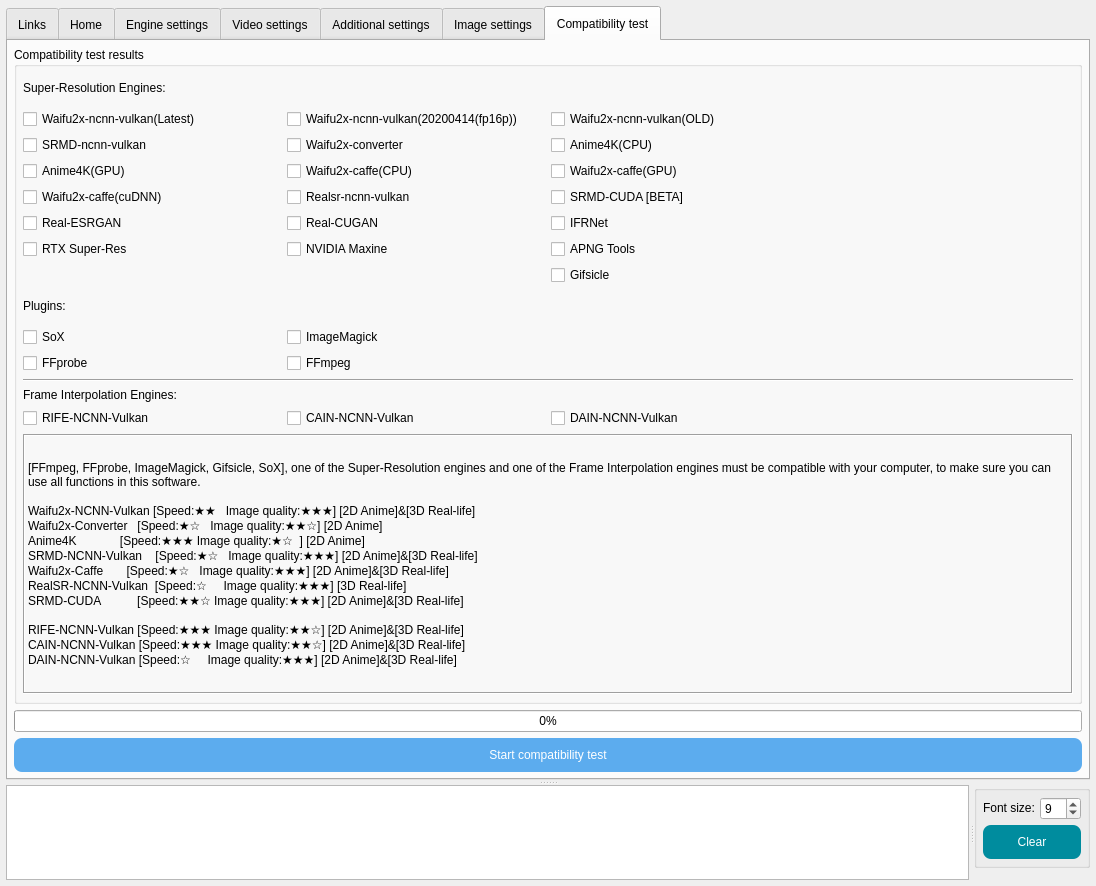
Old version of the form src/image2x-ui/app/mainwindow.ui in the repository AIPBS/image2x-Extension-GUI.
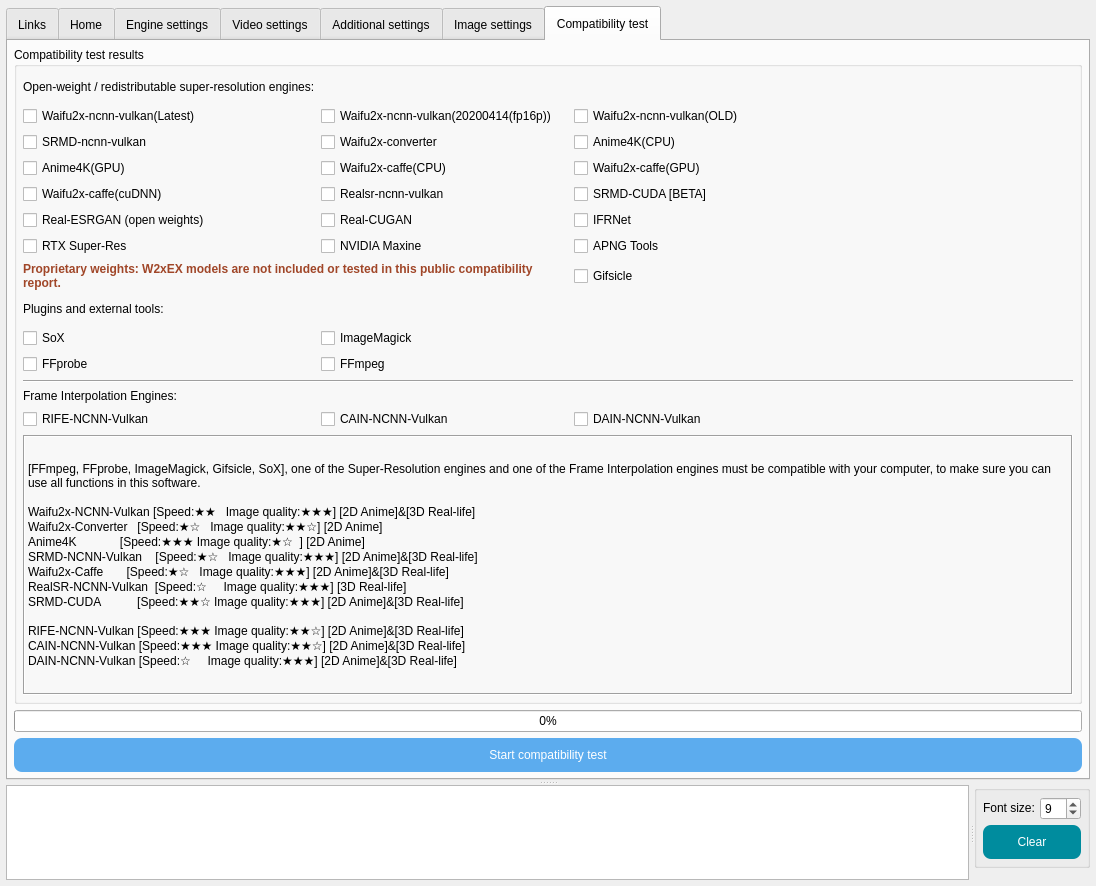
New version of the form. The open tabs and pages were chosen to show the change. Icons and pictures are not drawn.

Commit message: feat: separate model licensing and query rust runtime

Patch:
```diff
--- a/src/image2x-ui/app/mainwindow.ui
+++ b/src/image2x-ui/app/mainwindow.ui
@@ -11267,7 +11267,7 @@
                </size>
               </property>
               <property name="text">
-               <string>Plugins:</string>
+                <string>Plugins and external tools:</string>
               </property>
              </widget>
             </item>
@@ -11298,7 +11298,7 @@
                </size>
               </property>
               <property name="text">
-               <string>Super-Resolution Engines:</string>
+                <string>Open-weight / redistributable super-resolution engines:</string>
               </property>
              </widget>
             </item>
@@ -11458,12 +11458,25 @@
                </property>
               </widget>
              </item>
+             <item row="7" column="0" colspan="2">
+              <widget class="QLabel" name="label_CompatibilityProprietaryWeights">
+               <property name="styleSheet">
+                <string notr="true">font-weight: bold; color: rgb(160, 70, 40);</string>
+               </property>
+               <property name="text">
+                <string>Proprietary weights: W2xEX models are not included or tested in this public compatibility report.</string>
+               </property>
+               <property name="wordWrap">
+                <bool>true</bool>
+               </property>
+              </widget>
+             </item>
              <item row="5" column="0">
               <widget class="QCheckBox" name="checkBox_isCompatible_RealESRGAN">
                <property name="toolTip">
                 <string notr="true">Real-ESRGAN-NCNN-Vulkan by @xinntao (nihui port)</string>
                </property>
-               <property name="text"><string>Real-ESRGAN</string></property>
+                <property name="text"><string>Real-ESRGAN (open weights)</string></property>
               </widget>
              </item>
              <item row="5" column="1">
```
Left out of the diff: 4 changed lines with no effect on the pictures. The commit also changes 4 other files.
